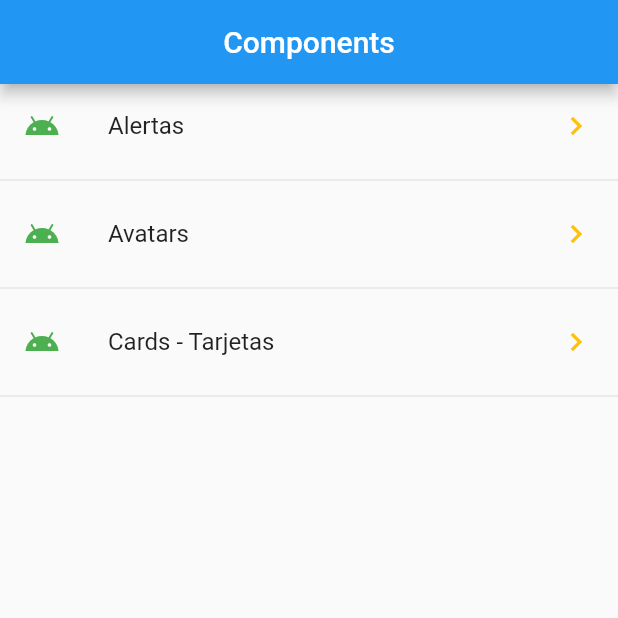
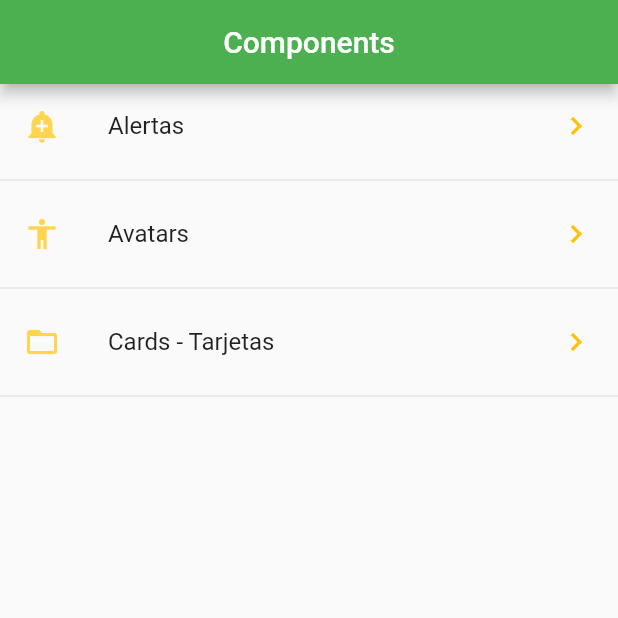
Before and after one commit to jas095/components_app, a Flutter app: the screen it shows after launch, on a phone screen of 412 x 824 dp, the top half of it. Run offline on Flutter 3.47's test engine with Material 2 defaults, Android fonts, the phone set to English and light mode, and no system bars.

Commit message:
Util to get the icon

```diff
--- a/lib/src/pages/home_page.dart
+++ b/lib/src/pages/home_page.dart
@@ -1,6 +1,7 @@
 import 'package:flutter/material.dart';
 
 import 'package:components_app/src/providers/menu_provider.dart';
+import 'package:components_app/src/utils/icon_string_util.dart';
 
 class HomePage extends StatelessWidget {
   @override
@@ -9,6 +10,7 @@ class HomePage extends StatelessWidget {
       appBar: AppBar(
         title: Text('Components'),
         centerTitle: true,
+        backgroundColor: Colors.green,
       ),
       body: _list(),
     );
@@ -38,10 +40,7 @@ class HomePage extends StatelessWidget {
     data.forEach((opt) {
       final widgetTemp = ListTile(
         title: Text(opt['texto']),
-        leading: Icon(
-          Icons.android,
-          color: Colors.green,
-        ),
+        leading: getIcon(opt['icon']),
         trailing: Icon(
           Icons.keyboard_arrow_right,
           color: Colors.amber,
--- /dev/null
+++ b/lib/src/utils/icon_string_util.dart
@@ -0,0 +1,14 @@
+import 'package:flutter/material.dart';
+
+final _icons = <String, IconData>{
+  'add_alert': Icons.add_alert,
+  'accessibility': Icons.accessibility,
+  'folder_open': Icons.folder_open,
+};
+
+Icon getIcon(String nameIcon) {
+  return Icon(
+    _icons[nameIcon],
+    color: Colors.amber[300],
+  );
+}
```
